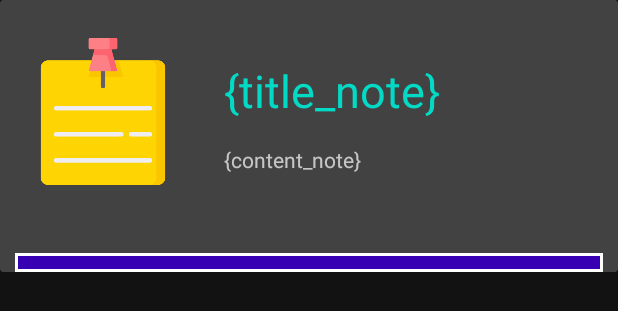
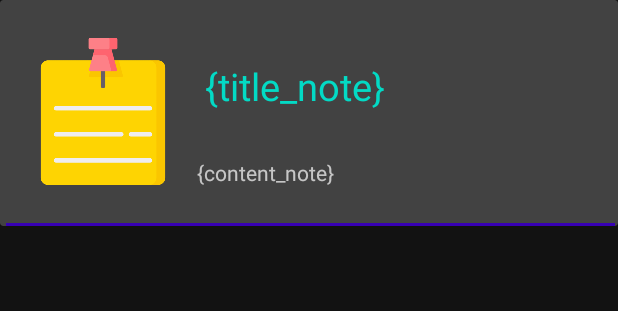
Before and after one commit to adriraxor/Android-IMERIR, an Android app: the layout recycler_view_adapter.xml on its own in the app's theme, with its tools: preview values and no code run, on a phone screen of 412 x 824 dp. Shown: the top 311 px of the screen. Run offline under Robolectric (Android 15) with nearby library versions, the phone set to English and light mode, and no system bars.

Commit message:
Constraint FIX

```diff
--- a/app/src/main/res/layout/recycler_view_adapter.xml
+++ b/app/src/main/res/layout/recycler_view_adapter.xml
@@ -6,40 +6,48 @@
     android:layout_height="wrap_content">
 
     <androidx.cardview.widget.CardView
-        android:layout_width="match_parent"
+        android:layout_width="0dp"
         android:layout_height="wrap_content"
+        android:background="@drawable/item_bot_row"
         app:layout_constraintEnd_toEndOf="parent"
         app:layout_constraintStart_toStartOf="parent"
-        android:background="@drawable/item_bot_row"
         app:layout_constraintTop_toTopOf="parent">
 
         <androidx.constraintlayout.widget.ConstraintLayout
             android:layout_width="match_parent"
-            android:layout_height="181dp"
+            android:layout_height="wrap_content"
             tools:layout_editor_absoluteX="0dp"
             tools:layout_editor_absoluteY="8dp">
 
             <TextView
                 android:id="@+id/tvItemTitleData"
-                android:layout_width="wrap_content"
+                android:layout_width="0dp"
                 android:layout_height="wrap_content"
-                android:layout_marginStart="28dp"
+                android:layout_marginStart="15dp"
                 android:layout_marginTop="40dp"
+                android:layout_marginEnd="15dp"
                 android:text="{title_note}"
-                android:textAlignment="center"
+                android:textAlignment="viewStart"
                 android:textColor="@color/teal_200"
-                android:textSize="30sp"
+                android:textSize="25sp"
+                app:layout_constraintEnd_toEndOf="parent"
                 app:layout_constraintStart_toEndOf="@+id/imNote"
                 app:layout_constraintTop_toTopOf="parent" />
 
             <TextView
                 android:id="@+id/tvItemContentData"
-                android:layout_width="wrap_content"
+                android:layout_width="0dp"
                 android:layout_height="wrap_content"
-                android:layout_marginStart="28dp"
-                android:layout_marginTop="16dp"
+                android:layout_marginStart="10dp"
+                android:layout_marginTop="12dp"
+                android:layout_marginEnd="10dp"
+                android:layout_marginBottom="5dp"
                 android:text="{content_note}"
+                android:textAlignment="viewStart"
                 android:textSize="14sp"
+                app:layout_constraintBottom_toTopOf="@+id/imageView"
+                app:layout_constraintEnd_toEndOf="parent"
+                app:layout_constraintHorizontal_bias="0.052"
                 app:layout_constraintStart_toEndOf="@+id/imNote"
                 app:layout_constraintTop_toBottomOf="@+id/tvItemTitleData" />
 
@@ -58,15 +66,13 @@
             <ImageView
                 android:id="@+id/imageView"
                 android:layout_width="0dp"
-                android:layout_height="0dp"
-                android:layout_marginStart="10dp"
-                android:layout_marginTop="20dp"
-                android:layout_marginEnd="10dp"
+                android:layout_height="2dp"
+                android:layout_marginStart="4dp"
+                android:layout_marginEnd="2dp"
                 android:background="@color/purple_700"
                 app:layout_constraintBottom_toBottomOf="parent"
                 app:layout_constraintEnd_toEndOf="parent"
                 app:layout_constraintStart_toStartOf="parent"
-                app:layout_constraintTop_toBottomOf="@+id/imNote"
                 app:srcCompat="@drawable/item_bot_row" />
         </androidx.constraintlayout.widget.ConstraintLayout>
 
```
Also changed, not shown: app/src/main/java/com/example/notesproject/MainActivity.kt (+7 -1 lines), app/src/main/res/layout/activity_main.xml (+20 -15 lines), app/src/main/res/layout/activity_second.xml (+6 -6 lines), app/src/main/res/drawable/add.png (deleted).
